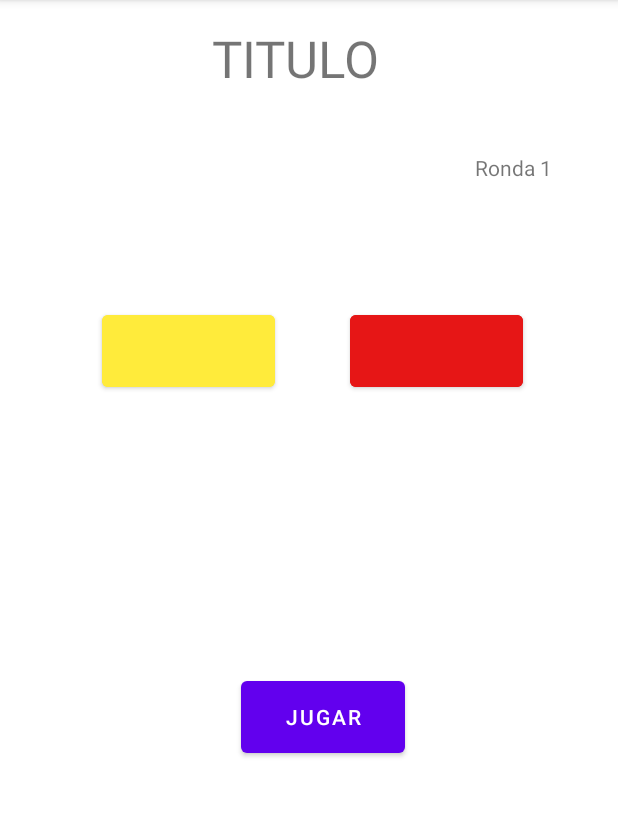
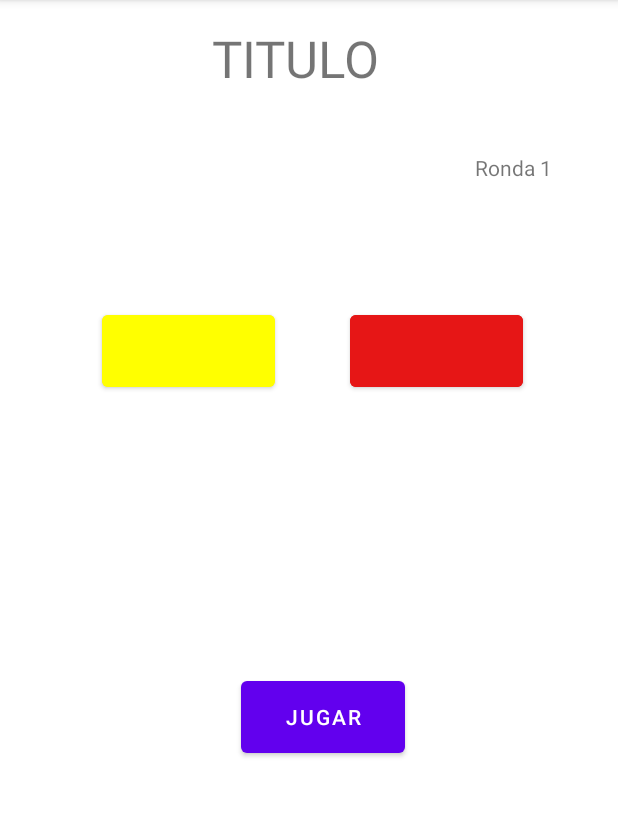
Before and after one commit to Britza/simondice, an Android app: the screen it shows after launch (MainActivity), after a tap on "JUGAR", on a phone screen of 412 x 824 dp, the part 84-901 px from its top. Run offline under Robolectric (Android 15) with nearby library versions, the phone set to English and light mode, and no system bars.

Commit message:
En proceso secuencia de los botones

```diff
--- a/app/src/main/java/com/example/simondice/MainActivity.kt
+++ b/app/src/main/java/com/example/simondice/MainActivity.kt
@@ -1,5 +1,7 @@
 package com.example.simondice
 
+import android.content.res.ColorStateList
+import android.graphics.Color
 import androidx.appcompat.app.AppCompatActivity
 import android.os.Bundle
 import android.util.Log
@@ -8,28 +10,32 @@ import android.widget.TextView
 import android.widget.Toast
 import kotlinx.coroutines.Dispatchers
 import kotlinx.coroutines.GlobalScope
+import kotlinx.coroutines.delay
 import kotlinx.coroutines.launch
 import java.math.RoundingMode.valueOf
 
 class MainActivity : AppCompatActivity() {
+
+    //definir variables
+    //val random =(0..3).random()
+    //val cuatroColores= arrayOf("amarillo", "rojo", "verde", "azul")
+    //val todosColores = arrayListOf(cuatroColores[random])
+
+
+
+    //Botones
+
+    val green:Button? = null
+    val yellow:Button? = null
+    val blue:Button? = null
+    val red:Button? = null
+
+
     var ronda:Int=0
+
     override fun onCreate(savedInstanceState: Bundle?) {
         super.onCreate(savedInstanceState)
         setContentView(R.layout.activity_main)
-
-
-
-        //definir variables
-        val random =(0..3).random()
-        val cuatroColores= arrayOf("amarillo", "rojo", "verde", "azul")
-        val todosColores = arrayListOf(cuatroColores[random])
-
-        //Botones
-
-        val green = findViewById<Button>(R.id.verde)
-        val yellow = findViewById<Button>(R.id.amarillo)
-        val blue = findViewById<Button>(R.id.azul)
-        val red = findViewById<Button>(R.id.rojo)
 
 
         val empezaraJugar:Button = findViewById(R.id.jugar)
@@ -46,6 +52,8 @@ class MainActivity : AppCompatActivity() {
 
             mostrarRonda()
             ejecutarSecuencia()
+
+
         }
 
 
@@ -60,25 +68,44 @@ class MainActivity : AppCompatActivity() {
         Log.d("estado", "Muestra la ronda")
     }
 
-    private fun ejecutarSecuencia(){
+   private fun ejecutarSecuencia(){
 
         Log.d("estado", "Ejecuta la secuencia")
 
-
-
-
         //green:Button, yellow:Button, blue:Button, red:Button
         val job = GlobalScope.launch(Dispatchers.Main){
-            suspendingTask()
+            secuenciaBotones()
+            delay(3000L)
         }
+       Log.d("estado", "Secuencia ejecutada")
 
-    }
+   }
 
-    private fun suspendingTask() {
+    suspend fun secuenciaBotones() {
 
-        var sec: Array<Int> = arrayOf()
-        val random = (0..3).random()
+       // val secuencia = ronda +1
+        val Colores = arrayOf("#008000","#FFFF00","#3498DB","#EC4849")
+        var arrayBotones = hashMapOf<Int,Button>()
+        arrayBotones[0]= findViewById(R.id.verde)
+        arrayBotones[1]= findViewById(R.id.amarillo)
+        arrayBotones[2] = findViewById(R.id.azul)
+        arrayBotones[3] = findViewById(R.id.rojo)
 
+        var secuencia:Array<Int> = arrayOf()
+        var random = (0..3).random()
+        secuencia = arrayOf(random)
+        for(i in 1..ronda) {
+            delay(500L)
+            arrayBotones[ronda]?.setBackgroundColor(Color.WHITE)
+            delay(500L)
+            arrayBotones[ronda]?.setBackgroundColor(Color.parseColor(Colores[ronda]))
+            //var todosColores = arrayListOf(cuatroColores[random])
+            //val b: Button = arrayBotones[random]!!
+            //delay(1000L)
+            //arrayBotones[ramdon]?.setBackgroundColor()
+            //b.foregroundTintList = ColorStateList.valueOf(Color.WHITE)
+        }
+        //return secuencia
     }
 
     private fun mensajeUsuario(){
```
